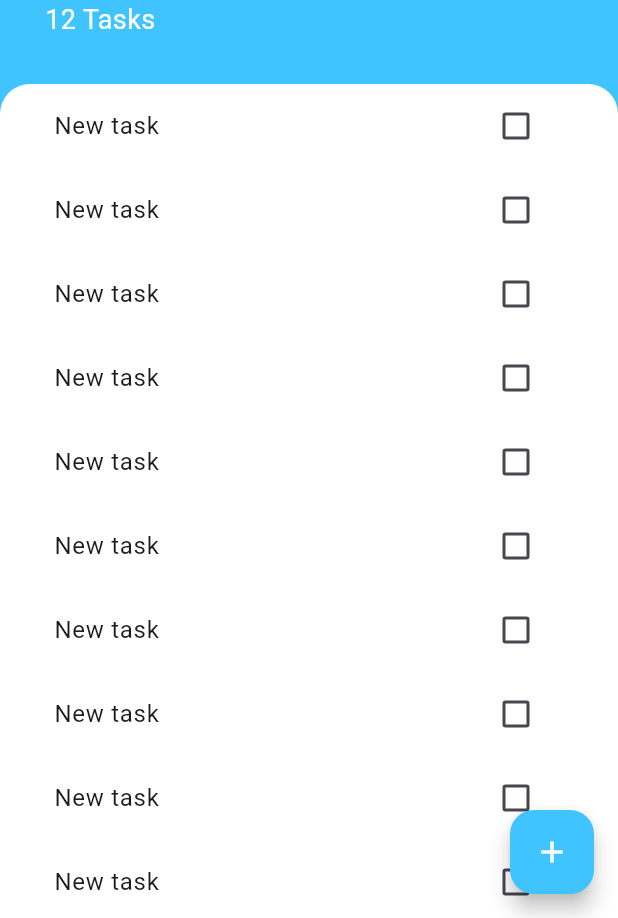
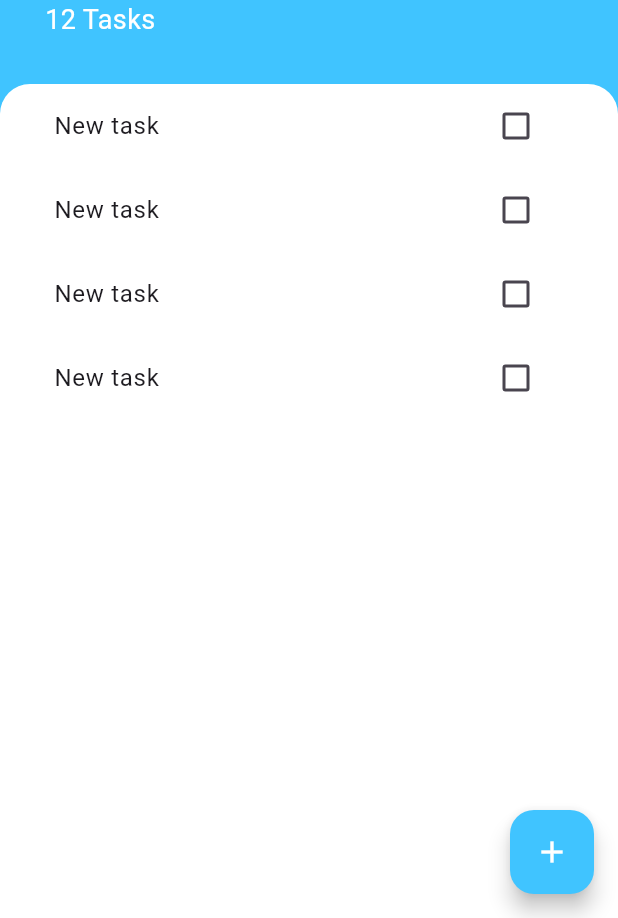
Before and after one commit to OmarAlazaizeh/todoey, a Flutter app: the screen it shows after launch, on a phone screen of 412 x 824 dp, the part 318-1236 px from its top. Run offline on Flutter 3.47's test engine with Material 3 defaults, Android fonts, the phone set to English and light mode, and no system bars.

```diff
--- a/lib/widgets/tasks_list.dart
+++ b/lib/widgets/tasks_list.dart
@@ -6,23 +6,6 @@ class TasksList extends StatelessWidget {
 
   @override
   Widget build(BuildContext context) {
-    return ListView(
-      children: [
-        TaskTile(),
-        TaskTile(),
-        TaskTile(),
-        TaskTile(),
-        TaskTile(),
-        TaskTile(),
-        TaskTile(),
-        TaskTile(),
-        TaskTile(),
-        TaskTile(),
-        TaskTile(),
-        TaskTile(),
-        TaskTile(),
-        TaskTile(),
-      ],
-    );
+    return ListView(children: [TaskTile(), TaskTile(), TaskTile(), TaskTile()]);
   }
 }
```
